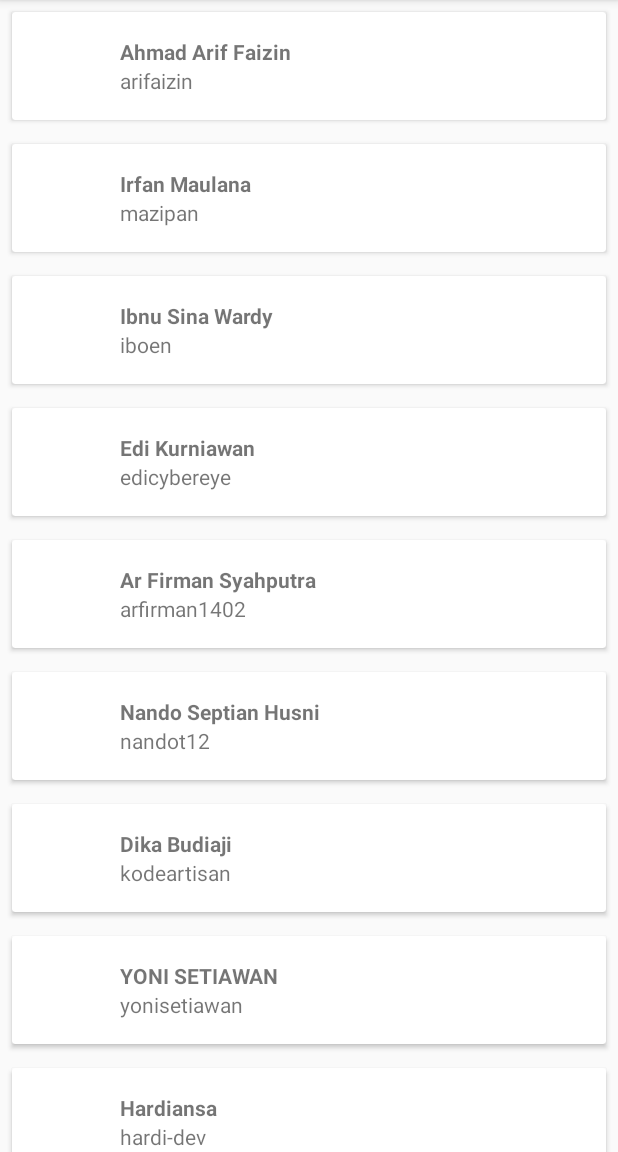
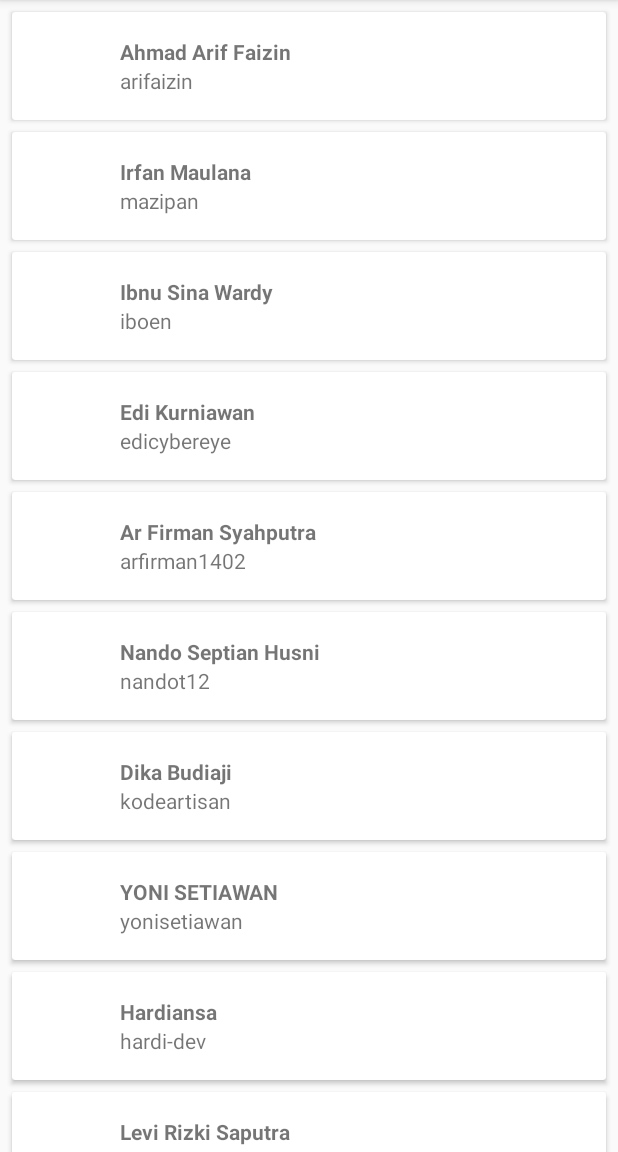
Before and after one commit to levirs565/github-user-app, an Android app: the screen it shows after launch (MainActivity), on a phone screen of 412 x 824 dp, the part 84-1236 px from its top. Run offline under Robolectric (Android 15) with nearby library versions, the phone set to English and light mode, and no system bars; our stand-ins replace CircleImageView; libraries missing offline, so code that uses them is left out: coil.api.load; 1 statement that could not run was skipped.

Commit message:
make margin nice in recycler view

```diff
--- a/app/src/main/java/com/levirs/githubuser/MainAdapter.kt
+++ b/app/src/main/java/com/levirs/githubuser/MainAdapter.kt
@@ -4,6 +4,9 @@ import android.content.Intent
 import android.view.LayoutInflater
 import android.view.View
 import android.view.ViewGroup
+import android.widget.FrameLayout
+import androidx.core.view.updateLayoutParams
+import androidx.core.view.updateMargins
 import androidx.recyclerview.widget.RecyclerView
 import coil.api.load
 import com.levirs.githubuser.model.User
@@ -22,7 +25,7 @@ class MainAdapter: RecyclerView.Adapter<MainAdapter.ViewHolder>() {
     override fun getItemCount(): Int = list.size
 
     override fun onBindViewHolder(holder: ViewHolder, position: Int) {
-        holder.bind(list[position])
+        holder.bind(list[position], position == list.size -1)
     }
 
     class ViewHolder(itemView: View) : RecyclerView.ViewHolder(itemView) {
@@ -30,7 +33,16 @@ class MainAdapter: RecyclerView.Adapter<MainAdapter.ViewHolder>() {
         private val tvName = itemView.tv_name
         private val tvUserName = itemView.tv_user_name
 
-        fun bind(user: User) {
+        fun bind(user: User, isLast: Boolean) {
+            itemView.updateLayoutParams<RecyclerView.LayoutParams> {
+                val bottomMargin = if (isLast)
+                    itemView.context.resources.getDimension(R.dimen.user_card_margin).toInt()
+                else 0
+                updateMargins(
+                    bottom = bottomMargin
+                )
+            }
+
             imgAvatar.load(user.avatar)
             tvName.text = user.name
             tvUserName.text = user.userName
--- a/app/src/main/res/layout/item_user.xml
+++ b/app/src/main/res/layout/item_user.xml
@@ -4,7 +4,7 @@
     xmlns:tools="http://schemas.android.com/tools"
     android:layout_width="match_parent"
     android:layout_height="wrap_content"
-    android:layout_margin="8dp"
+    android:layout_margin="@dimen/user_card_margin"
     android:focusable="true"
     android:clickable="true"
     android:foreground="?android:selectableItemBackground">
--- /dev/null
+++ b/app/src/main/res/values/dimens.xml
@@ -0,0 +1,4 @@
+<?xml version="1.0" encoding="utf-8"?>
+<resources>
+    <dimen name="user_card_margin">8dp</dimen>
+</resources>
```
